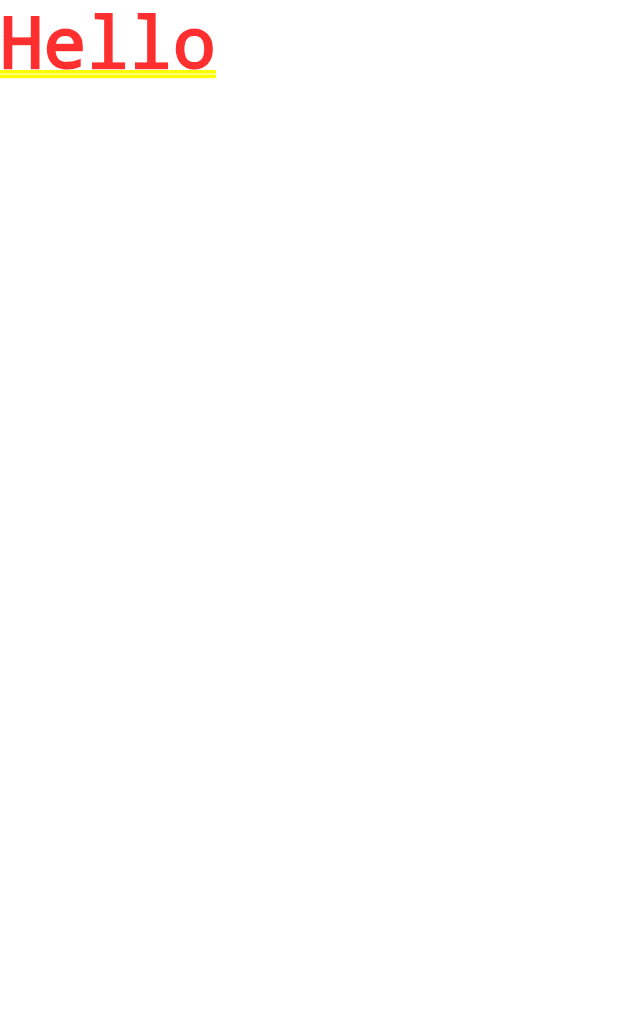
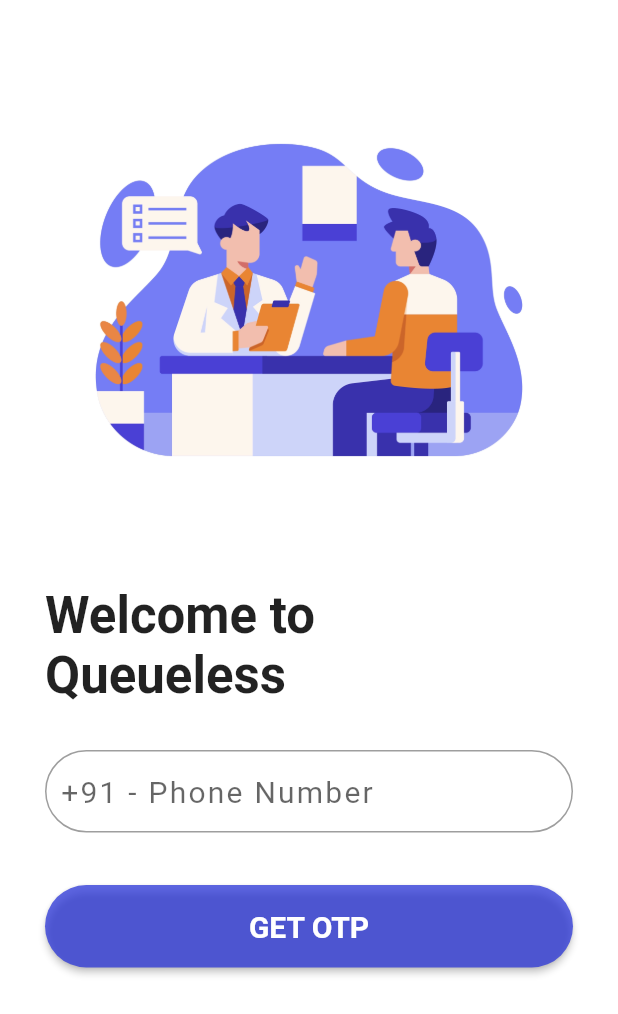
Before and after one commit to JashanPuri/queueless, a Flutter app: the screen it shows after launch, on a phone screen of 412 x 824 dp. Shown: the top 1014 px of the screen. Run offline on Flutter 3.47's test engine with Material 2 defaults, Android fonts, the phone set to English and light mode, and no system bars; our stand-ins replace pin_code_fields.

Commit message:
login-otp-1

```diff
--- /dev/null
+++ b/lib/auth/screens/loginScreen.dart
@@ -0,0 +1,40 @@
+import 'package:flutter/material.dart';
+import '../widgets/login_image.dart';
+import '../screens/otp-screen.dart';
+import '../widgets/login-form.dart';
+
+class LoginScreen extends StatefulWidget {
+  static const routeName = '/login_screen';
+
+  @override
+  _LoginScreenState createState() => _LoginScreenState();
+}
+
+class _LoginScreenState extends State<LoginScreen> {
+  String _number = '';
+
+  void getOtp() {
+    Navigator.of(context).pushNamed(OtpScreen.routeName, arguments: _number);
+  }
+
+  @override
+  Widget build(BuildContext context) {
+    return Scaffold(
+      backgroundColor: Colors.white,
+      body: SingleChildScrollView(
+        padding: const EdgeInsets.symmetric(vertical: 20),
+        child: Column(
+          children: [
+            LoginImage(),
+            LoginForm(
+              textFieldOnChanged: (value) {
+                _number = value;
+              },
+              buttonFunc: getOtp,
+            ),
+          ],
+        ),
+      ),
+    );
+  }
+}
--- /dev/null
+++ b/lib/auth/widgets/login-form.dart
@@ -0,0 +1,69 @@
+import 'package:flutter/material.dart';
+import 'package:flutter/services.dart';
+import 'package:queueless/common-widgets/custom_elevated_button.dart';
+
+class LoginForm extends StatelessWidget {
+  final Function(String) textFieldOnChanged;
+  final Function buttonFunc;
+
+  LoginForm({
+    this.textFieldOnChanged,
+    this.buttonFunc,
+  });
+
+  @override
+  Widget build(BuildContext context) {
+    final _theme = Theme.of(context);
+
+    return Padding(
+      padding: const EdgeInsets.symmetric(horizontal: 30, vertical: 10),
+      child: Column(
+        crossAxisAlignment: CrossAxisAlignment.start,
+        children: [
+          Text(
+            'Welcome to \nQueueless',
+            style: TextStyle(fontSize: 34, fontWeight: FontWeight.w600),
+          ),
+          SizedBox(height: 30),
+          TextField(
+            onChanged: textFieldOnChanged,
+            decoration: InputDecoration(
+              prefixIcon: Padding(
+                padding: const EdgeInsets.only(left: 10),
+                child: Text(
+                  '+91 - ',
+                  style: TextStyle(
+                    fontSize: 20,
+                    letterSpacing: 1.5,
+                    color: _theme.hintColor,
+                  ),
+                ),
+              ),
+              hintText: 'Phone Number',
+              prefixIconConstraints: BoxConstraints(minWidth: 0, minHeight: 0),
+              border: OutlineInputBorder(
+                borderRadius: BorderRadius.circular(30),
+              ),
+              isDense: true,
+            ),
+            style: TextStyle(
+              fontSize: 20,
+              letterSpacing: 1.5,
+            ),
+            keyboardType: TextInputType.numberWithOptions(),
+            inputFormatters: <TextInputFormatter>[
+              FilteringTextInputFormatter.allow(RegExp(r'[0-9]')),
+              LengthLimitingTextInputFormatter(10),
+            ],
+          ),
+          SizedBox(height: 35),
+          CustomElevatedButton(
+            label: 'GET OTP',
+            onPressed: buttonFunc,
+          ),
+          SizedBox(height: 5),
+        ],
+      ),
+    );
+  }
+}
--- /dev/null
+++ b/lib/auth/widgets/login_image.dart
@@ -0,0 +1,16 @@
+import 'package:flutter/material.dart';
+
+class LoginImage extends StatelessWidget {
+  @override
+  Widget build(BuildContext context) {
+    return Container(
+      height: 300,
+      width: double.infinity,
+      margin: const EdgeInsets.symmetric(vertical: 30),
+      child: Image.asset(
+        'assets/images/login-theme.png',
+        fit: BoxFit.cover,
+      ),
+    );
+  }
+}
--- /dev/null
+++ b/lib/common-widgets/custom_elevated_button.dart
@@ -0,0 +1,30 @@
+import 'package:flutter/material.dart';
+
+class CustomElevatedButton extends StatelessWidget {
+  final String label;
+  final Function onPressed;
+
+  CustomElevatedButton({this.label, this.onPressed});
+
+  @override
+  Widget build(BuildContext context) {
+    return ElevatedButton(
+      onPressed: onPressed,
+      child: Text(
+        label,
+        style: TextStyle(fontSize: 20, fontWeight: FontWeight.w600),
+      ),
+      style: ButtonStyle(
+        minimumSize: MaterialStateProperty.all<Size>(
+          Size(double.infinity, 55),
+        ),
+        shape: MaterialStateProperty.all<RoundedRectangleBorder>(
+          RoundedRectangleBorder(borderRadius: BorderRadius.circular(30)),
+        ),
+        backgroundColor: MaterialStateProperty.all(
+          Theme.of(context).primaryColor.withOpacity(0.75),
+        ),
+      ),
+    );
+  }
+}
--- a/lib/main.dart
+++ b/lib/main.dart
@@ -1,4 +1,7 @@
 import 'package:flutter/material.dart';
+import 'scrollbehavior.dart';
+import './auth/screens/otp-screen.dart';
+import './auth/screens/loginScreen.dart';
 
 void main() {
   runApp(MyApp());
@@ -8,11 +11,20 @@
   @override
   Widget build(BuildContext context) {
     return MaterialApp(
+      builder: (context, child) {
+        return ScrollConfiguration(
+          behavior: MyBehavior(),
+          child: child,
+        );
+      },
       title: 'Queueless',
       theme: ThemeData(
-        primarySwatch: Colors.blue,
+        primaryColor: Color(0xFF2934D8),
       ),
-      home: Text('Hello')
+      home: LoginScreen(),
+      routes: {
+        OtpScreen.routeName: (context) => OtpScreen()
+      },
     );
   }
 }
--- /dev/null
+++ b/lib/scrollbehavior.dart
@@ -0,0 +1,9 @@
+import 'package:flutter/material.dart';
+
+class MyBehavior extends ScrollBehavior {
+  @override
+  Widget buildViewportChrome(
+      BuildContext context, Widget child, AxisDirection axisDirection) {
+    return child;
+  }
+}
--- a/pubspec.yaml
+++ b/pubspec.yaml
@@ -24,6 +24,8 @@
   flutter:
     sdk: flutter
 
+  pin_code_fields: ^6.1.0
+
 
   # The following adds the Cupertino Icons font to your application.
   # Use with the CupertinoIcons class for iOS style icons.
@@ -45,8 +47,8 @@
   uses-material-design: true
 
   # To add assets to your application, add an assets section, like this:
-  # assets:
-  #   - images/a_dot_burr.jpeg
+  assets:
+    - assets/images/
   #   - images/a_dot_ham.jpeg
 
   # An image asset can refer to one or more resolution-specific "variants", see
```
Also changed, not shown: lib/auth/screens/otp-screen.dart (added, +41 -0 lines), lib/auth/widgets/otp-form.dart (added, +79 -0 lines), assets/images/login-theme.png (added), pubspec.lock.
